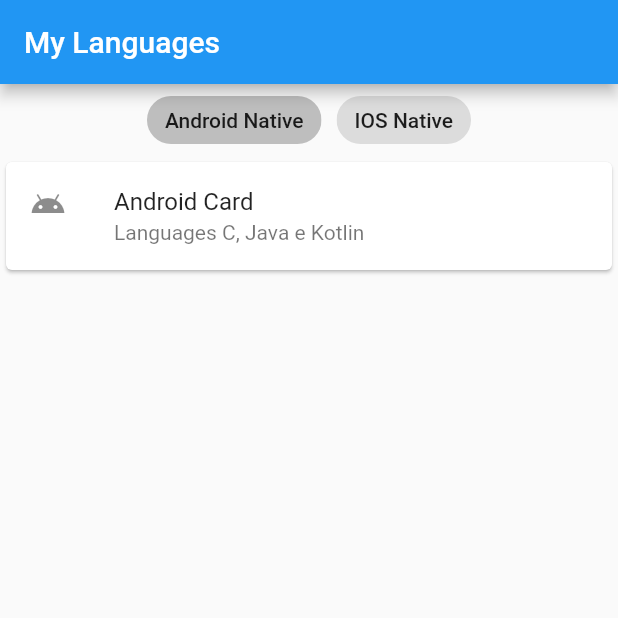
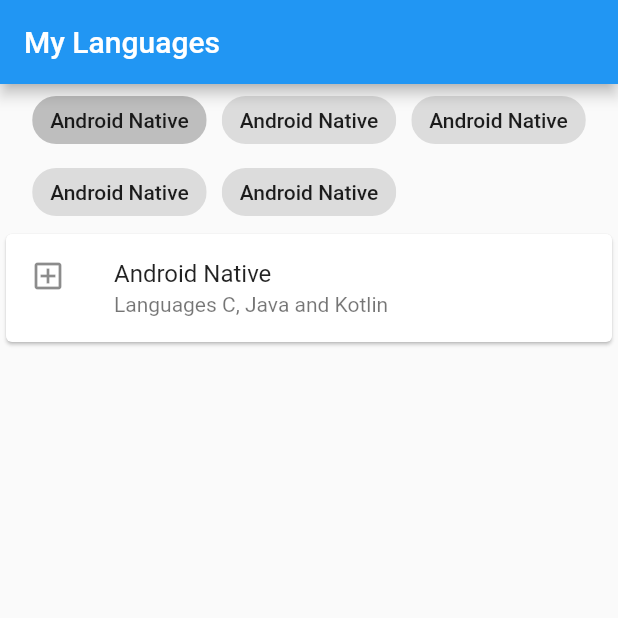
Before and after one commit to Natayoane/flutter, a Flutter app: the screen it shows after launch, after a tap on "Android Native", on a phone screen of 412 x 824 dp, the top half of it. Run offline on Flutter 3.47's test engine with Material 2 defaults, Android fonts, the phone set to English and light mode, and no system bars.

Commit message:
create list choices

```diff
--- /dev/null
+++ b/states_widgets_routes/lib/models/language.dart
@@ -0,0 +1,12 @@
+import 'package:flutter/cupertino.dart';
+import 'package:flutter/material.dart';
+
+class Language {
+  final String title;
+  final String subtitle;
+  bool selected = false;
+  IconData icon = Icons.add_box_outlined;
+
+  Language(this.title, this.subtitle);
+
+}
--- a/states_widgets_routes/lib/screens/home.dart
+++ b/states_widgets_routes/lib/screens/home.dart
@@ -1,4 +1,5 @@
 import 'package:flutter/material.dart';
+import 'package:states_widgets_routes/models/language.dart';
 // import 'package:flutter/src/widgets/framework.dart';
 
 class MyHomePage extends StatefulWidget {
@@ -9,7 +10,13 @@ class MyHomePage extends StatefulWidget {
 }
 
 class _MyHomePageState extends State<MyHomePage> {
-  List<bool> selects = [false, false, false, false, false, false];
+  List<Language> languages = [
+    Language("Android Native", "Languages C, Java and Kotlin"),
+    Language("Android Native", "Languages C, Java and Kotlin"),
+    Language("Android Native", "Languages C, Java and Kotlin"),
+    Language("Android Native", "Languages C, Java and Kotlin"),
+    Language("Android Native", "Languages C, Java and Kotlin"),
+  ];
 
   Widget title = const Text("My Languages");
 
@@ -20,49 +27,32 @@ class _MyHomePageState extends State<MyHomePage> {
       body: Column(children: [
         Wrap(
           spacing: 10,
-          children: [
-            ChoiceChip(
-              label: Text("Android Native"),
-              selected: selects[0],
-              onSelected: (value){
-                setState(() {
-                  selects[0] = value;
-                });
-              }
-            ),
-             ChoiceChip(
-              label: Text("IOS Native"),
-              selected: selects[1],
-              onSelected: (value){
-                setState(() {
-                  selects[1] = value;
-                });
-              }
-            ),
-          ],
+          children:  buildChoices(),
         ),
         Expanded(child: ListView(children: buildItemsList()))
       ]),
     );
   }
 
+  List<ChoiceChip> buildChoices() {
+    return languages.map((l) => ChoiceChip(
+      label: Text(l.title),
+      selected: l.selected,
+      onSelected: (value) => setState(() {
+        l.selected = value;
+      }))).toList();
+
+  }
+
   List<Widget> buildItemsList() {
-    return [
-      if(selects[0]) const Card(
+    return
+      languages.where((l)=> l.selected)
+      .map((l) => Card(
         child: ListTile(
-          leading: Icon(Icons.android),
-          title: Text("Android Card"),
-          subtitle: Text("Languages C, Java e Kotlin"),
+          leading: Icon(l.icon),
+          title: Text(l.title),
+          subtitle: Text(l.subtitle),
         ),
-      ),
-
-     if(selects[1]) const Card(
-        child: ListTile(
-          leading: Icon(Icons.apple),
-          title: Text("IOS Card"),
-          subtitle: Text("Languages C, Java e Kotlin"),
-        ),
-      ),
-    ];
+      )).toList();
   }
 }
```
